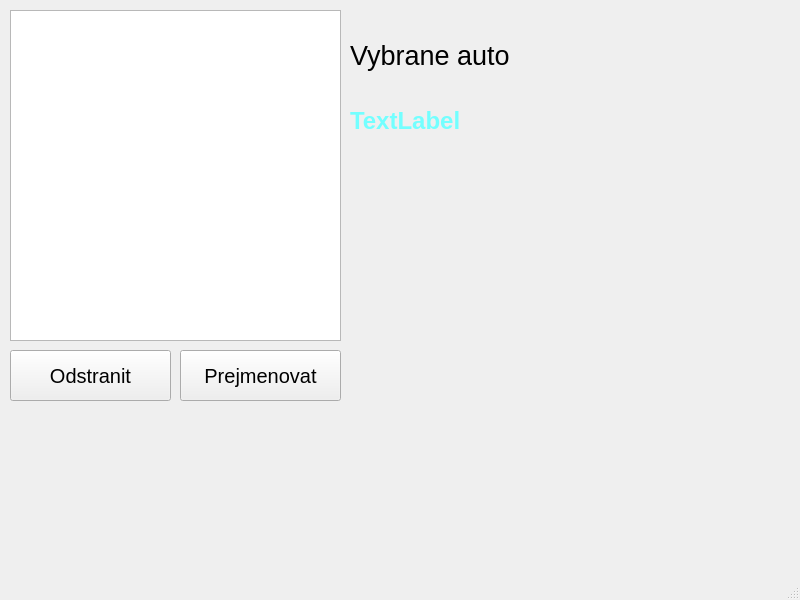
Old version of the form 29_Registr_vozidel/mainwindow.ui in the repository SPSMB/PRO_4r_2025_2026_IT2.
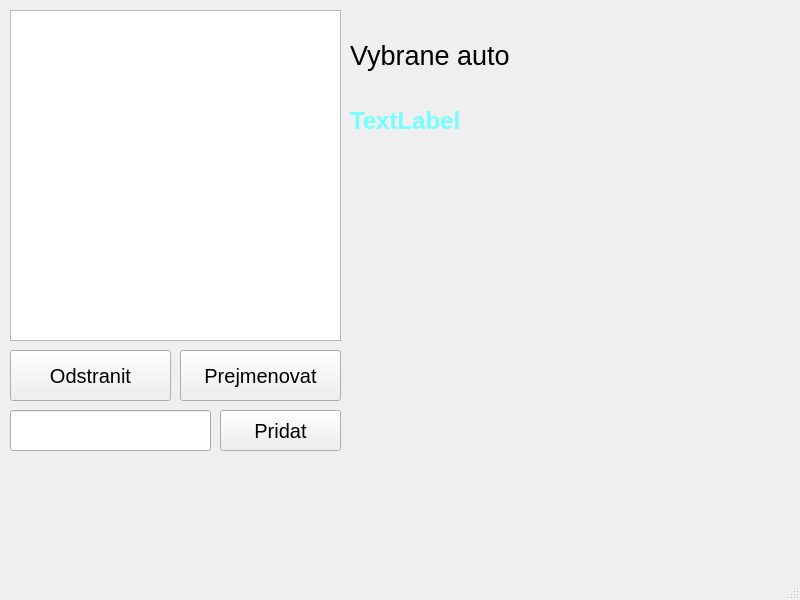
New version of the form.

```diff
--- a/29_Registr_vozidel/mainwindow.ui
+++ b/29_Registr_vozidel/mainwindow.ui
@@ -47,7 +47,7 @@
      <rect>
       <x>350</x>
       <y>100</y>
-      <width>171</width>
+      <width>261</width>
       <height>41</height>
      </rect>
     </property>
@@ -100,6 +100,52 @@
      <string>Prejmenovat</string>
     </property>
    </widget>
+   <widget class="QLineEdit" name="le_pridat">
+    <property name="geometry">
+     <rect>
+      <x>10</x>
+      <y>410</y>
+      <width>201</width>
+      <height>41</height>
+     </rect>
+    </property>
+    <property name="font">
+     <font>
+      <pointsize>15</pointsize>
+     </font>
+    </property>
+   </widget>
+   <widget class="QPushButton" name="btn_pridat">
+    <property name="geometry">
+     <rect>
+      <x>220</x>
+      <y>410</y>
+      <width>121</width>
+      <height>41</height>
+     </rect>
+    </property>
+    <property name="font">
+     <font>
+      <pointsize>15</pointsize>
+     </font>
+    </property>
+    <property name="text">
+     <string>Pridat</string>
+    </property>
+   </widget>
+   <widget class="QLabel" name="l_image">
+    <property name="geometry">
+     <rect>
+      <x>360</x>
+      <y>150</y>
+      <width>381</width>
+      <height>301</height>
+     </rect>
+    </property>
+    <property name="text">
+     <string/>
+    </property>
+   </widget>
   </widget>
   <widget class="QMenuBar" name="menubar">
    <property name="geometry">
```
